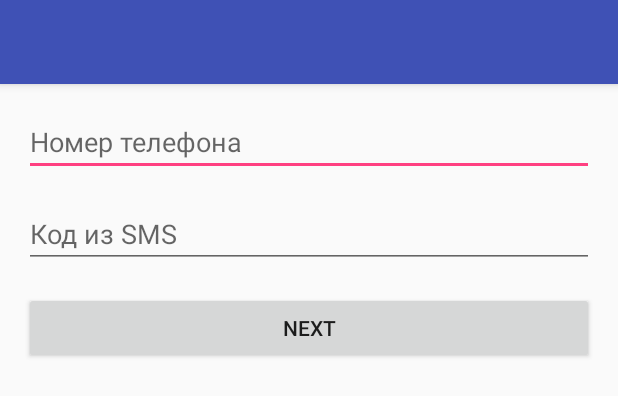
After one commit to v-for-vasiliev/AndroidSandbox, an Android app: the layout activity_oauth.xml on its own in the app's theme, with its tools: preview values and no code run, on a phone screen of 412 x 824 dp. The commit adds this screen. Shown: the top 396 px of the screen. Run offline under Robolectric (Android 15) with nearby library versions, the phone set to English and light mode, and no system bars.

```diff
--- a/app/build.gradle
+++ b/app/build.gradle
@@ -32,6 +32,10 @@ android {
         buildConfigField "String", "LOCATION_PROVIDER_TYPE", "\"legacy\""
         buildConfigField "long", "LOCATION_UPDATE_INTERVAL_MS", "5000"
         buildConfigField "long", "LOCATION_FASTEST_UPDATE_INTERVAL_MS", "2500"
+        // Sovest API
+        buildConfigField "String", "API_ENDPOINT", "\"https://api-test.sovest.com/\""
+        buildConfigField "String", "API_OAUTH_ENDPOINT", "\"https://oauth-test.sovest.com/\""
+        buildConfigField "String", "AUTH_HEADER_VALUE", "\"Basic dGVzdF9kc2FfcGFydG5lcjoqKioq\""
     }
 
     buildTypes {
--- a/app/src/main/AndroidManifest.xml
+++ b/app/src/main/AndroidManifest.xml
@@ -9,8 +9,8 @@
     <uses-permission android:name="android.permission.ACCESS_COARSE_LOCATION"/>
     <uses-permission android:name="android.permission.ACCESS_FINE_LOCATION"/>
 
-    <uses-permission android:name="android.permission.CAMERA" />
-    <uses-permission android:name="android.permission.FLASHLIGHT" />
+    <uses-permission android:name="android.permission.CAMERA"/>
+    <uses-permission android:name="android.permission.FLASHLIGHT"/>
 
     <uses-permission android:name="android.permission.READ_PHONE_STATE"/>
     <application
@@ -39,6 +39,8 @@
         <activity android:name=".visionlabs.presentation.VisionLabsActivity"
                   android:theme="@style/AppTheme.NoActionBar"/>
         <activity android:name=".sovestoauth.presentation.OAuthActivity"/>
+
+        <service android:name=".app.AppTaskWatchDog" android:stopWithTask="false"/>
     </application>
 
 </manifest>
--- /dev/null
+++ b/app/src/main/res/layout/activity_oauth.xml
@@ -0,0 +1,26 @@
+<?xml version="1.0" encoding="utf-8"?>
+<android.support.design.widget.CoordinatorLayout
+        xmlns:android="http://schemas.android.com/apk/res/android"
+        xmlns:app="http://schemas.android.com/apk/res-auto"
+        xmlns:tools="http://schemas.android.com/tools"
+        android:layout_width="match_parent"
+        android:layout_height="match_parent"
+        tools:context=".sovestoauth.presentation.OAuthActivity">
+
+    <android.support.design.widget.AppBarLayout
+            android:layout_height="wrap_content"
+            android:layout_width="match_parent"
+            android:theme="@style/AppTheme.AppBarOverlay">
+
+        <android.support.v7.widget.Toolbar
+                android:id="@+id/toolbar"
+                android:layout_width="match_parent"
+                android:layout_height="?attr/actionBarSize"
+                android:background="?attr/colorPrimary"
+                app:popupTheme="@style/AppTheme.PopupOverlay"/>
+
+    </android.support.design.widget.AppBarLayout>
+
+    <include layout="@layout/content_oauth"/>
+
+</android.support.design.widget.CoordinatorLayout>
--- /dev/null
+++ b/app/src/main/res/layout/content_oauth.xml
@@ -0,0 +1,39 @@
+<?xml version="1.0" encoding="utf-8"?>
+<LinearLayout
+        xmlns:android="http://schemas.android.com/apk/res/android"
+        xmlns:app="http://schemas.android.com/apk/res-auto"
+        xmlns:tools="http://schemas.android.com/tools"
+        android:layout_width="match_parent"
+        android:layout_height="match_parent"
+        app:layout_behavior="@string/appbar_scrolling_view_behavior"
+        tools:context=".MainActivity"
+        android:orientation="vertical"
+        tools:showIn="@layout/activity_oauth">
+
+    <android.support.design.widget.TextInputEditText
+            android:id="@+id/phone_edit"
+            android:hint="Номер телефона"
+            android:layout_marginTop="16dp"
+            android:layout_marginStart="16dp"
+            android:layout_marginEnd="16dp"
+            android:layout_width="match_parent"
+            android:layout_height="wrap_content"/>
+
+    <android.support.design.widget.TextInputEditText
+            android:id="@+id/sms_code_edit"
+            android:hint="Код из SMS"
+            android:layout_marginTop="16dp"
+            android:layout_marginStart="16dp"
+            android:layout_marginEnd="16dp"
+            android:layout_width="match_parent"
+            android:layout_height="wrap_content"/>
+
+    <Button android:id="@+id/next_button"
+            android:layout_width="match_parent"
+            android:layout_height="wrap_content"
+            android:layout_marginTop="16dp"
+            android:layout_marginStart="16dp"
+            android:layout_marginEnd="16dp"
+            android:text="NEXT"/>
+
+</LinearLayout>
```
Also changed, not shown: app/src/main/java/ru/vasiliev/sandbox/app/AppTaskWatchDog.java (added, +33 -0 lines), app/src/main/java/ru/vasiliev/sandbox/app/ComponentManager.java (+3 -4 lines), app/src/main/java/ru/vasiliev/sandbox/app/di/AppComponent.java (+6 -1 lines), app/src/main/java/ru/vasiliev/sandbox/app/di/module/NetworkModule.java (+1 -14 lines), app/src/main/java/ru/vasiliev/sandbox/sovestoauth/di/OAuthComponent.java (+9 -5 lines), app/src/main/java/ru/vasiliev/sandbox/sovestoauth/di/OAuthModule.java (+18 -13 lines), app/src/main/java/ru/vasiliev/sandbox/sovestoauth/di/OAuthScope.java (added, +17 -0 lines), app/src/main/java/ru/vasiliev/sandbox/sovestoauth/presentation/OAuthActivity.java (+25 -8 lines), app/src/main/java/ru/vasiliev/sandbox/sovestoauth/presentation/OAuthPresenter.java (+8 -0 lines).
